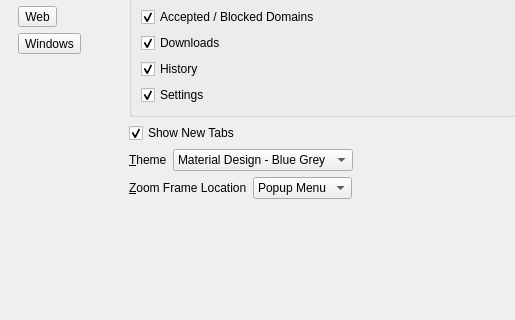
Qt form 2.x/UI/dooble_settings.ui (textbrowser/dooble) before a commit; both pictures show x 0 to 515 and y 120 to 440 of the 600 by 815 pixel window.
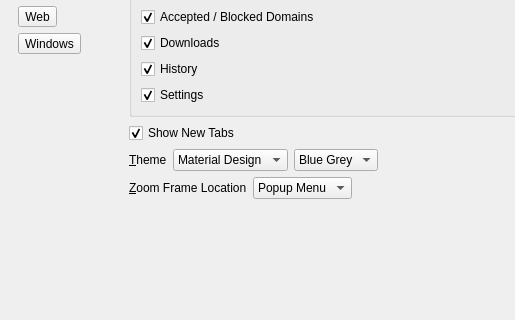
The same form after that commit. The open tabs and pages were chosen to show the change. Icons and pictures are not drawn.

Commit message: Theme color.

```diff
--- a/2.x/UI/dooble_settings.ui
+++ b/2.x/UI/dooble_settings.ui
@@ -488,12 +488,24 @@
               </property>
               <item>
                <property name="text">
-                <string>Material Design - Blue Grey</string>
+                <string>Material Design</string>
                </property>
               </item>
+             </widget>
+            </item>
+            <item>
+             <widget class="QComboBox" name="theme_color">
+              <property name="sizeAdjustPolicy">
+               <enum>QComboBox::AdjustToContents</enum>
+              </property>
               <item>
                <property name="text">
-                <string>Material Design - Indigo</string>
+                <string>Blue Grey</string>
+               </property>
+              </item>
+              <item>
+               <property name="text">
+                <string>Indigo</string>
                </property>
               </item>
              </widget>
```
Left out of the diff: 1 changed line with no effect on the pictures. The commit also changes 1 other file.
